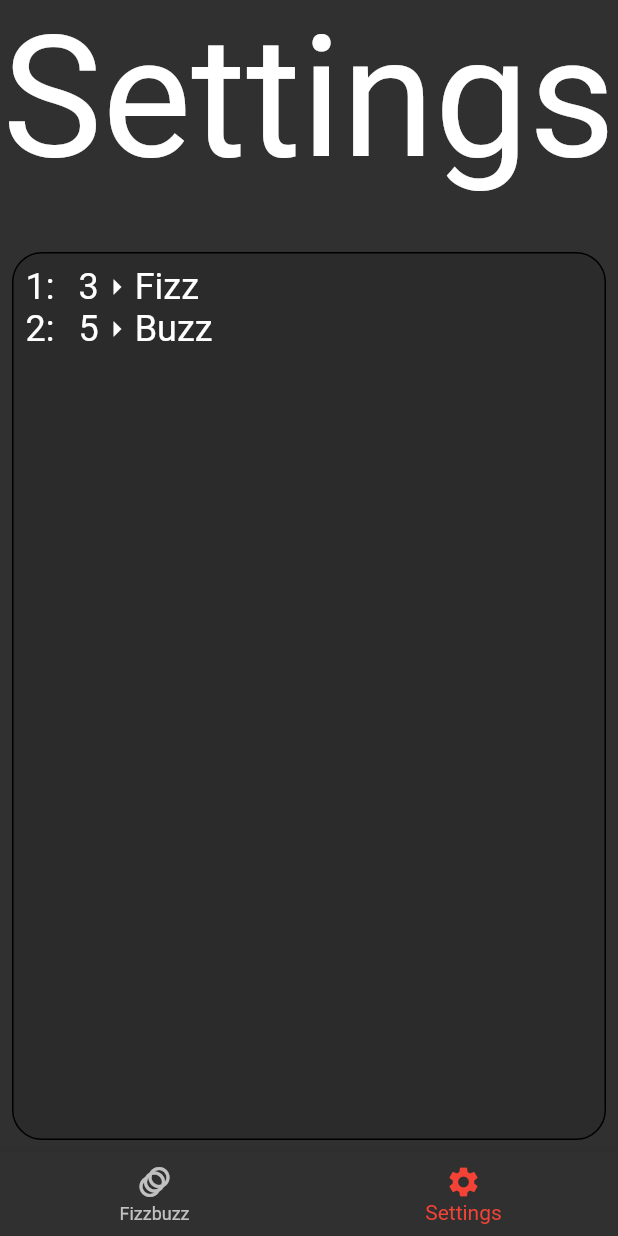
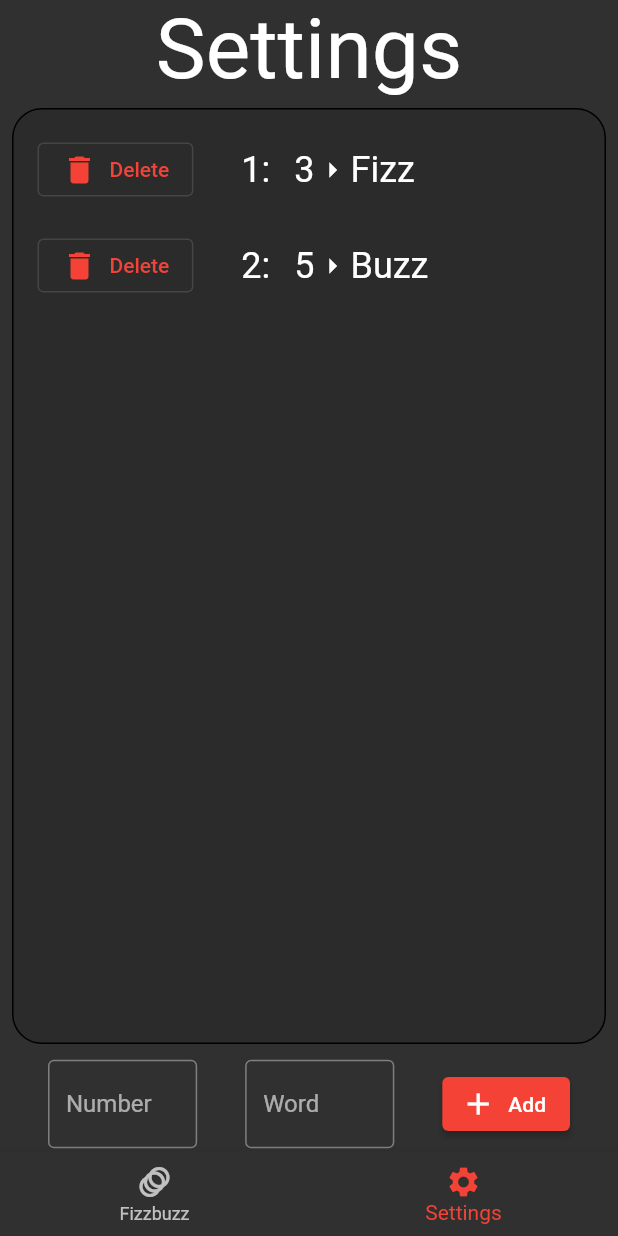
Before and after one commit to FranktheFurter/fizzbuzz_definitive_edition, a Flutter app: the screen it shows after launch, item 2 of the bottom bar chosen, on a phone screen of 412 x 824 dp. Run offline on Flutter 3.47's test engine with Material 2 defaults, Android fonts, the phone set to English and light mode, and no system bars; our stand-ins replace mobx; generated files the repository leaves out were written again; Roboto replaces fonts that are missing (Raleway).

Commit message:
Fixing errors

```diff
--- a/lib/mainstate.dart
+++ b/lib/mainstate.dart
@@ -10,4 +10,17 @@ abstract class _MainStateBase with Store {
     WordNumberMatch(word: 'Fizz', number: 3),
     WordNumberMatch(word: 'Buzz', number: 5),
   ]);
+
+  @computed
+  ObservableList<WordNumberMatch> get matchesToDisplay {
+    //sort the matches by the number and return the list
+    ObservableList<WordNumberMatch> sorted = matches;
+    sorted.sort((a, b) => a.number.compareTo(b.number));
+    return sorted;
+  }
+
+  @observable
+  int number = 0;
+  @observable
+  String word = "";
 }
--- a/lib/settings.dart
+++ b/lib/settings.dart
@@ -1,4 +1,4 @@
-// ignore_for_file: prefer_const_constructors
+// ignore_for_file: prefer_const_constructors, prefer_const_literals_to_create_immutables
 
 import 'package:fizzbuzz_definitive_edition/mainstate.dart';
 import 'package:fizzbuzz_definitive_edition/model.dart';
@@ -21,10 +21,9 @@ class _SettingsState extends State<Settings> {
       mainAxisAlignment: MainAxisAlignment.start,
       children: [
         SizedBox(
-          height: 128,
+          height: 64,
           child: FittedBox(child: Text("Settings")),
         ),
-        SizedBox(height: 32),
         Expanded(
           child: Padding(
             padding: const EdgeInsets.all(8.0),
@@ -38,6 +37,48 @@ class _SettingsState extends State<Settings> {
             ),
           ),
         ),
+        Container(
+            height: 64,
+            child: Padding(
+              padding: const EdgeInsets.symmetric(horizontal: 32.0),
+              child: Row(
+                children: [
+                  Expanded(
+                      child: TextField(
+                    onChanged: (value) {
+                      if (value.isNotEmpty) {
+                        mainState.number = int.parse(value);
+                      }
+                    },
+                    decoration: InputDecoration(
+                      labelText: "Number",
+                      border: OutlineInputBorder(),
+                    ),
+                    keyboardType: TextInputType.number,
+                  )),
+                  SizedBox(width: 32),
+                  Expanded(
+                      child: TextField(
+                    onChanged: (value) => mainState.word = value,
+                    decoration: InputDecoration(
+                      labelText: "Word",
+                      border: OutlineInputBorder(),
+                    ),
+                  )),
+                  SizedBox(width: 32),
+                  ElevatedButton.icon(
+                      onPressed: () {
+                        mainState.matchesToDisplay.add(WordNumberMatch(
+                          word: mainState.word,
+                          number: mainState.number,
+                        ));
+                        setState(() {});
+                      },
+                      icon: Icon(Icons.add),
+                      label: Text("Add")),
+                ],
+              ),
+            ))
       ],
     );
   }
@@ -46,7 +87,7 @@ class _SettingsState extends State<Settings> {
     return Padding(
       padding: const EdgeInsets.all(8.0),
       child: ListView.builder(
-        itemCount: mainState.matches.length,
+        itemCount: mainState.matchesToDisplay.length,
         itemBuilder: (context, index) {
           return RowElement(index);
         },
@@ -54,13 +95,24 @@ class _SettingsState extends State<Settings> {
     );
   }
 
-  Row RowElement(int index) {
-    return Row(children: [
-      Text("${index + 1}:", style: TextStyle(fontSize: 24, color: Colors.white)),
-      SizedBox(width: 16),
-      Text(mainState.matches[index].number.toString(), style: TextStyle(fontSize: 24, color: Colors.white)),
-      Icon(Icons.arrow_right, size: 24, color: Colors.white),
-      Center(child: Text(mainState.matches[index].word, style: TextStyle(fontSize: 24, color: Colors.white))),
-    ]);
+  Widget RowElement(int index) {
+    return Padding(
+      padding: const EdgeInsets.all(8.0),
+      child: Row(children: [
+        OutlinedButton.icon(
+            onPressed: () {
+              mainState.matches.removeAt(index);
+              setState(() {});
+            },
+            icon: Icon(Icons.delete),
+            label: Text("Delete")),
+        SizedBox(width: 32),
+        Text("${index + 1}:", style: TextStyle(fontSize: 24, color: Colors.white)),
+        SizedBox(width: 16),
+        Text(mainState.matches[index].number.toString(), style: TextStyle(fontSize: 24, color: Colors.white)),
+        Icon(Icons.arrow_right, size: 24, color: Colors.white),
+        Center(child: Text(mainState.matches[index].word, style: TextStyle(fontSize: 24, color: Colors.white))),
+      ]),
+    );
   }
 }
```
Also changed, not shown: lib/fizzbuzz.dart (+20 -2 lines), lib/mainstate.g.dart.
